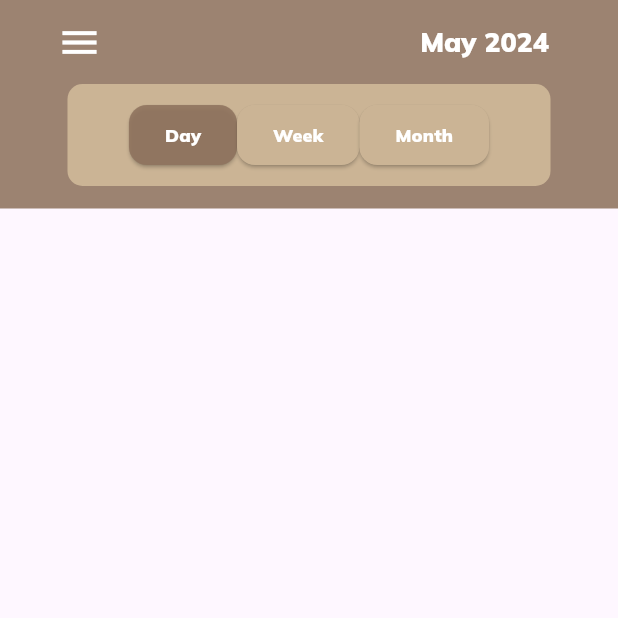
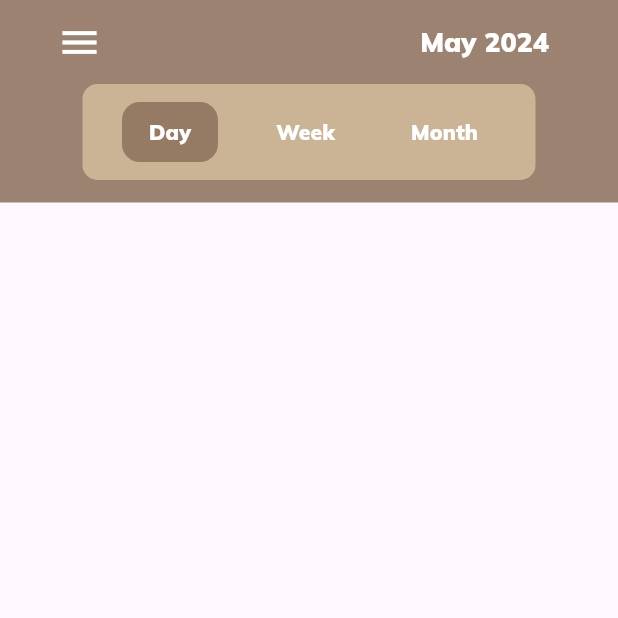
Before and after one commit to Polinaphlej02/calendar, a Flutter app: the screen it shows after launch, after a tap on "Day", on a phone screen of 412 x 824 dp, the top half of it. Run offline on Flutter 3.47's test engine with Material 3 defaults, Android fonts, the phone set to English and light mode, and no system bars.

Commit message:
Added switching between buttons

```diff
--- a/calendar_app/lib/widgets/switcher_widget.dart
+++ b/calendar_app/lib/widgets/switcher_widget.dart
@@ -1,15 +1,38 @@
-import 'package:calendar_app/pages/calendar_page.dart';
 import 'package:calendar_app/static/colors.dart';
 import 'package:flutter/material.dart';
 
-class SwitcherWidget extends StatelessWidget {
-  SwitcherWidget({super.key});
+class SwitcherWidget extends StatefulWidget {
+  const SwitcherWidget({super.key});
+
+  @override
+  State<SwitcherWidget> createState() => _SwitcherWidgetState();
+}
+
+class _SwitcherWidgetState extends State<SwitcherWidget> {
   static const TextStyle switcher_text_style = TextStyle(
     fontFamily: "Mulish-VariableFont_wght",
     fontWeight: FontWeight.w900,
-    fontSize: 12,
+    fontSize: 14,
     color: Colors.white,
   );
+
+   Map buttonFill = {
+    "Day": CalendarColors.lightBrown,
+    "Week": CalendarColors.lightBrown,
+    "Month": CalendarColors.lightBrown,
+  };
+
+  String chosenButton = "Month";
+
+  void _changeColor(String name) {
+    setState(() {
+    chosenButton = name;
+    buttonFill.forEach((key, value) {buttonFill[key] = CalendarColors.lightBrown;});
+    buttonFill[name] = CalendarColors.mainBrown;
+    print(buttonFill);
+    });
+  }
+
 
   @override
   Widget build(BuildContext context) {
@@ -17,49 +40,31 @@ class SwitcherWidget extends StatelessWidget {
         child: Container(
       color: CalendarColors.mainBrown,
       child: Padding(
-        padding: EdgeInsets.only(left: 45, right: 45, bottom: 15),
+        padding: EdgeInsets.only(left: 55, right: 55, bottom: 15),
         child: Container(
-            padding: EdgeInsets.only(top: 10, bottom: 10),
+            padding: EdgeInsets.only(top: 8, bottom: 8),
             decoration: BoxDecoration(
               borderRadius: BorderRadius.all(Radius.circular(10)),
               color: CalendarColors.lightBrown,
             ),
             child: Row(
-              mainAxisAlignment: MainAxisAlignment.center,
+              mainAxisAlignment: MainAxisAlignment.spaceEvenly,
               children: [
-                ElevatedButton(
-                  onPressed: () {},
-                  style: ElevatedButton.styleFrom(
-                    backgroundColor: CalendarColors.mainBrown,
-                    shape: RoundedRectangleBorder(
-                      borderRadius: BorderRadius.circular(12),
+                for (String name in buttonFill.keys)
+                  TextButton(
+                    onPressed: () => _changeColor(name),
+                    style: ElevatedButton.styleFrom(
+                      backgroundColor: buttonFill[name],
+                      shape: RoundedRectangleBorder(
+                        borderRadius: BorderRadius.circular(12),
+                      ),
                     ),
+                    child: Text(name, style: switcher_text_style),
                   ),
-                  child: Text("Day", style: switcher_text_style),
-                ),
-                ElevatedButton(
-                  onPressed: () {},
-                  style: ElevatedButton.styleFrom(
-                    backgroundColor: CalendarColors.lightBrown,
-                    shape: RoundedRectangleBorder(
-                      borderRadius: BorderRadius.circular(12),
-                    ),
-                  ),
-                  child: Text("Week", style: switcher_text_style),
-                ),
-                ElevatedButton(
-                  onPressed: () {},
-                  style: ElevatedButton.styleFrom(
-                    backgroundColor: CalendarColors.lightBrown,
-                    shape: RoundedRectangleBorder(
-                      borderRadius: BorderRadius.circular(12),
-                    ),
-                  ),
-                  child: Text("Month", style: switcher_text_style),
-                ),
               ],
             )),
       ),
     ));
   }
+
 }
```
